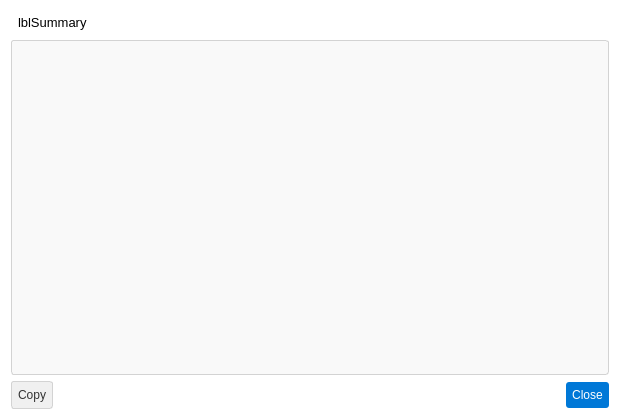
Before: the Qt Designer form pastrocore/gui_pyside/dialog_run_report.ui in Torward1024/pAstroCORE, drawn with Qt 5.
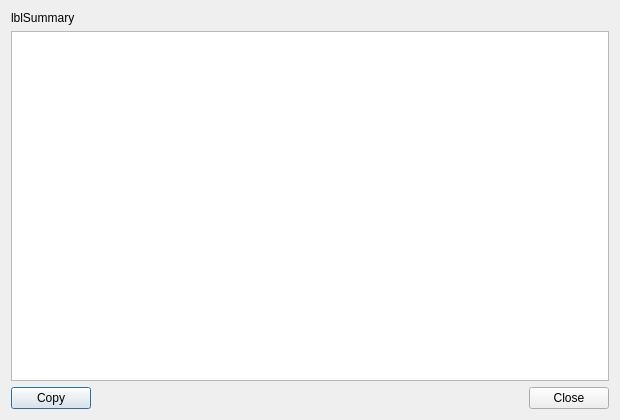
After: the same form once the commit is applied. Icons and pictures are not drawn.

The edit to the form file:
```diff
--- a/pastrocore/gui_pyside/dialog_run_report.ui
+++ b/pastrocore/gui_pyside/dialog_run_report.ui
@@ -23,15 +23,9 @@
    <iconset resource="../gui/icons/icons.qrc">
     <normaloff>:/icons/preferences.svg</normaloff>:/icons/preferences.svg</iconset>
   </property>
-  <property name="styleSheet">
-   <string notr="true">background-color: #ffffff; font-family: Arial;</string>
-  </property>
   <layout class="QVBoxLayout" name="verticalLayout">
    <item>
     <widget class="QLabel" name="labelSummary">
-     <property name="styleSheet">
-      <string notr="true">font-size: 10pt; padding: 4px;</string>
-     </property>
      <property name="text">
       <string>lblSummary</string>
      </property>
@@ -42,22 +36,6 @@
    </item>
    <item>
     <widget class="QTableWidget" name="tableSteps">
-     <property name="styleSheet">
-      <string notr="true">QTableWidget {
-    font-size: 9pt;
-    color: #333333;
-    background-color: #f9f9f9;
-    border: 1px solid #d3d3d3;
-    border-radius: 3px;
-    gridline-color: #e6e6e6;
-}
-QHeaderView::section {
-    background-color: #f0f0f0;
-    border: none;
-    border-bottom: 1px solid #d3d3d3;
-    padding: 4px;
-}</string>
-     </property>
      <property name="alternatingRowColors">
       <bool>true</bool>
      </property>
@@ -76,21 +54,6 @@
     <layout class="QHBoxLayout" name="horizontalLayout">
      <item>
       <widget class="QPushButton" name="pushButtonCopy">
-       <property name="styleSheet">
-        <string notr="true">QPushButton {
-    background-color: #f0f0f0;
-    color: #333333;
-    padding: 6px;
-    border-radius: 3px;
-    border: 1px solid #d3d3d3;
-}
-QPushButton:hover {
-    background-color: #e6e6e6;
-}
-QPushButton:pressed {
-    background-color: #d9d9d9;
-}</string>
-       </property>
        <property name="toolTip">
         <string>Copy the report as text, for a bug report</string>
        </property>
@@ -114,23 +77,6 @@
      </item>
      <item>
       <widget class="QPushButton" name="pushButtonClose">
-       <property name="styleSheet">
-        <string notr="true">QPushButton {
-    background-color: #0078d7;
-    color: #ffffff;
-    padding: 6px;
-    border-radius: 3px;
-    border: none;
-}
-QPushButton:hover {
-    background-color: #1a8cff;
-}
-QPushButton:pressed {
-    background-color: #005bb5;
-    padding-top: 7px;
-    padding-bottom: 5px;
-}</string>
-       </property>
        <property name="text">
         <string>Close</string>
        </property>
```
Left out of the diff: 4 changed lines with no effect on the pictures.
